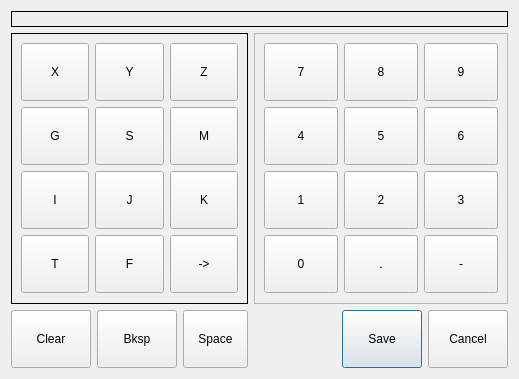
First picture: the form in flexgui/src/gcode.ui, repository jethornton/flexgui, before the edit.
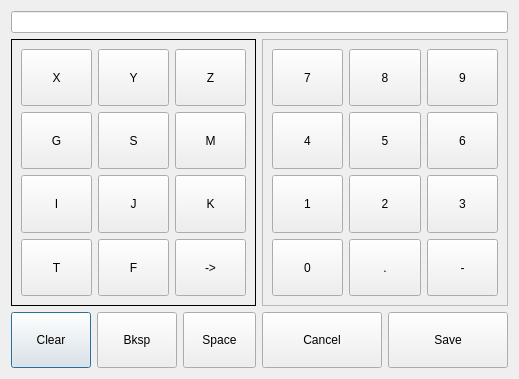
Second picture: the form after the edit.

What changed in the file:
```diff
--- a/flexgui/src/gcode.ui
+++ b/flexgui/src/gcode.ui
@@ -20,14 +20,127 @@
 }</string>
   </property>
   <layout class="QGridLayout" name="gridLayout">
-   <item row="10" column="1">
-    <widget class="QPushButton" name="backspace_pb">
+   <item row="9" column="0">
+    <widget class="QPushButton" name="clear_pb">
      <property name="text">
-      <string>Bksp</string>
+      <string>Clear</string>
      </property>
     </widget>
    </item>
-   <item row="9" column="0" colspan="4">
+   <item row="9" column="4">
+    <widget class="QPushButton" name="cancel_pb">
+     <property name="text">
+      <string>Cancel</string>
+     </property>
+    </widget>
+   </item>
+   <item row="0" column="0" colspan="6">
+    <widget class="QLineEdit" name="gcode_le"/>
+   </item>
+   <item row="9" column="5">
+    <widget class="QPushButton" name="save_pb">
+     <property name="text">
+      <string>Save</string>
+     </property>
+    </widget>
+   </item>
+   <item row="8" column="4" colspan="2">
+    <widget class="QFrame" name="frame">
+     <property name="frameShape">
+      <enum>QFrame::StyledPanel</enum>
+     </property>
+     <property name="frameShadow">
+      <enum>QFrame::Raised</enum>
+     </property>
+     <layout class="QGridLayout" name="gridLayout_5">
+      <item row="0" column="0">
+       <widget class="QPushButton" name="key_7">
+        <property name="text">
+         <string>7</string>
+        </property>
+       </widget>
+      </item>
+      <item row="0" column="1">
+       <widget class="QPushButton" name="key_8">
+        <property name="text">
+         <string>8</string>
+        </property>
+       </widget>
+      </item>
+      <item row="1" column="0">
+       <widget class="QPushButton" name="key_4">
+        <property name="text">
+         <string>4</string>
+        </property>
+       </widget>
+      </item>
+      <item row="2" column="1">
+       <widget class="QPushButton" name="key_2">
+        <property name="text">
+         <string>2</string>
+        </property>
+       </widget>
+      </item>
+      <item row="2" column="2">
+       <widget class="QPushButton" name="key_3">
+        <property name="text">
+         <string>3</string>
+        </property>
+       </widget>
+      </item>
+      <item row="1" column="1">
+       <widget class="QPushButton" name="key_5">
+        <property name="text">
+         <string>5</string>
+        </property>
+       </widget>
+      </item>
+      <item row="0" column="2">
+       <widget class="QPushButton" name="key_9">
+        <property name="text">
+         <string>9</string>
+        </property>
+       </widget>
+      </item>
+      <item row="3" column="2">
+       <widget class="QPushButton" name="key_dash">
+        <property name="text">
+         <string>-</string>
+        </property>
+       </widget>
+      </item>
+      <item row="3" column="0">
+       <widget class="QPushButton" name="key_0">
+        <property name="text">
+         <string>0</string>
+        </property>
+       </widget>
+      </item>
+      <item row="2" column="0">
+       <widget class="QPushButton" name="key_1">
+        <property name="text">
+         <string>1</string>
+        </property>
+       </widget>
+      </item>
+      <item row="1" column="2">
+       <widget class="QPushButton" name="key_6">
+        <property name="text">
+         <string>6</string>
+        </property>
+       </widget>
+      </item>
+      <item row="3" column="1">
+       <widget class="QPushButton" name="key_dot">
+        <property name="text">
+         <string>.</string>
+        </property>
+       </widget>
+      </item>
+     </layout>
+    </widget>
+   </item>
+   <item row="8" column="0" colspan="4">
     <widget class="QStackedWidget" name="letters_sw">
      <property name="frameShape">
       <enum>QFrame::Box</enum>
@@ -206,133 +319,14 @@
      </widget>
     </widget>
    </item>
-   <item row="10" column="0">
-    <widget class="QPushButton" name="clear_pb">
+   <item row="9" column="1">
+    <widget class="QPushButton" name="backspace_pb">
      <property name="text">
-      <string>Clear</string>
+      <string>Bksp</string>
      </property>
     </widget>
    </item>
-   <item row="9" column="4">
-    <widget class="QFrame" name="frame">
-     <property name="frameShape">
-      <enum>QFrame::StyledPanel</enum>
-     </property>
-     <property name="frameShadow">
-      <enum>QFrame::Raised</enum>
-     </property>
-     <layout class="QGridLayout" name="gridLayout_5">
-      <item row="0" column="0">
-       <widget class="QPushButton" name="key_7">
-        <property name="text">
-         <string>7</string>
-        </property>
-       </widget>
-      </item>
-      <item row="0" column="1">
-       <widget class="QPushButton" name="key_8">
-        <property name="text">
-         <string>8</string>
-        </property>
-       </widget>
-      </item>
-      <item row="1" column="0">
-       <widget class="QPushButton" name="key_4">
-        <property name="text">
-         <string>4</string>
-        </property>
-       </widget>
-      </item>
-      <item row="2" column="1">
-       <widget class="QPushButton" name="key_2">
-        <property name="text">
-         <string>2</string>
-        </property>
-       </widget>
-      </item>
-      <item row="2" column="2">
-       <widget class="QPushButton" name="key_3">
-        <property name="text">
-         <string>3</string>
-        </property>
-       </widget>
-      </item>
-      <item row="1" column="1">
-       <widget class="QPushButton" name="key_5">
-        <property name="text">
-         <string>5</string>
-        </property>
-       </widget>
-      </item>
-      <item row="0" column="2">
-       <widget class="QPushButton" name="key_9">
-        <property name="text">
-         <string>9</string>
-        </property>
-       </widget>
-      </item>
-      <item row="3" column="2">
-       <widget class="QPushButton" name="key_dash">
-        <property name="text">
-         <string>-</string>
-        </property>
-       </widget>
-      </item>
-      <item row="3" column="0">
-       <widget class="QPushButton" name="key_0">
-        <property name="text">
-         <string>0</string>
-        </property>
-       </widget>
-      </item>
-      <item row="2" column="0">
-       <widget class="QPushButton" name="key_1">
-        <property name="text">
-         <string>1</string>
-        </property>
-       </widget>
-      </item>
-      <item row="1" column="2">
-       <widget class="QPushButton" name="key_6">
-        <property name="text">
-         <string>6</string>
-        </property>
-       </widget>
-      </item>
-      <item row="3" column="1">
-       <widget class="QPushButton" name="key_dot">
-        <property name="text">
-         <string>.</string>
-        </property>
-       </widget>
-      </item>
-     </layout>
-    </widget>
-   </item>
-   <item row="10" column="4">
-    <widget class="QDialogButtonBox" name="buttonBox">
-     <property name="sizePolicy">
-      <sizepolicy hsizetype="Expanding" vsizetype="Fixed">
-       <horstretch>0</horstretch>
-       <verstretch>0</verstretch>
-      </sizepolicy>
-     </property>
-     <property name="standardButtons">
-      <set>QDialogButtonBox::Cancel|QDialogButtonBox::Save</set>
-     </property>
-    </widget>
-   </item>
-   <item row="0" column="0" colspan="5">
-    <widget class="QLabel" name="gcode_lb">
-     <property name="frameShape">
-      <enum>QFrame::Box</enum>
-     </property>
-     <property name="text">
-      <string/>
-     </property>
-    </widget>
-   </item>
-   <item row="10" column="2" colspan="2">
+   <item row="9" column="2" colspan="2">
     <widget class="QPushButton" name="space_pb">
      <property name="text">
       <string>Space</string>
```
Left out of the diff: 35 changed lines with no effect on the pictures.
